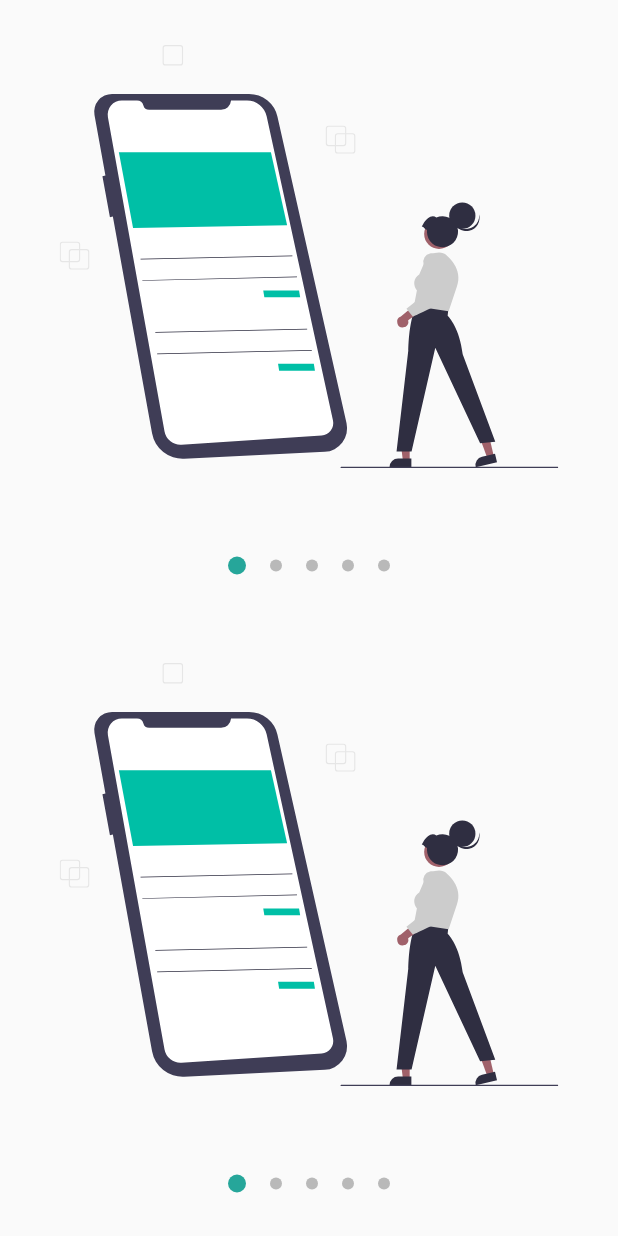
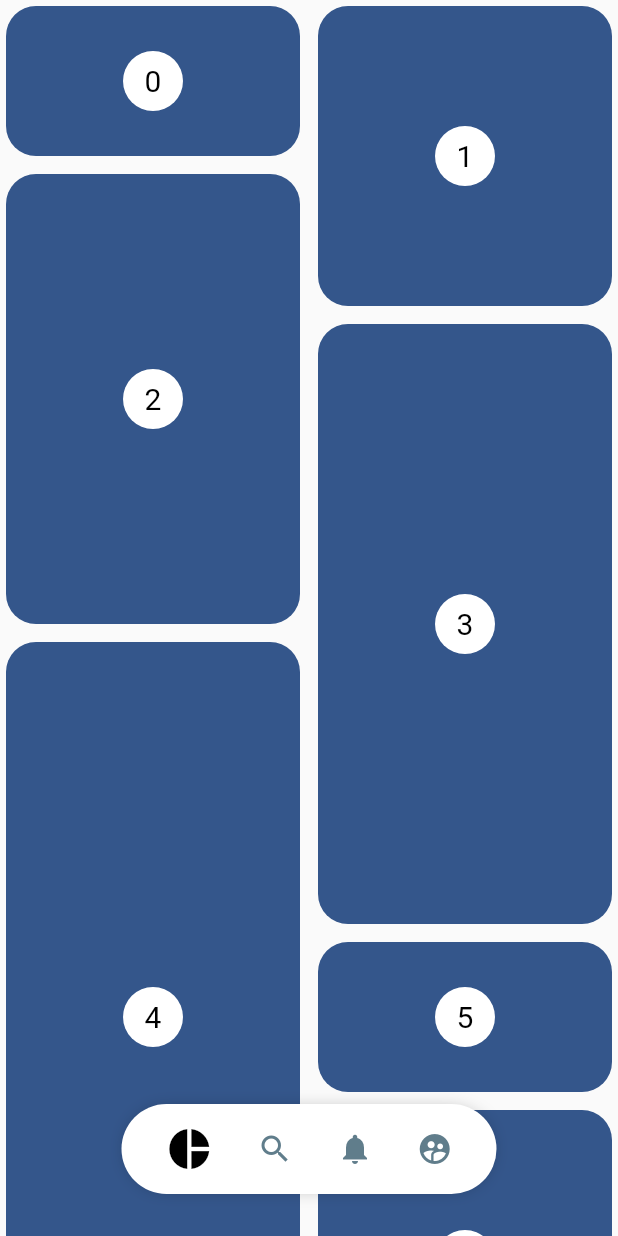
Before and after one commit to masmariuss/app_designs, a Flutter app: the screen it shows after launch, on a phone screen of 412 x 824 dp. Run offline on Flutter 3.47's test engine with Material 2 defaults, Android fonts, the phone set to English and light mode, and no system bars; our stand-ins replace flutter_svg.

Commit message:
pinterest page app finished

```diff
--- a/lib/main.dart
+++ b/lib/main.dart
@@ -13,7 +13,8 @@
     return const MaterialApp(
       debugShowCheckedModeBanner: false,
       title: 'Diseños App',
-      home: SlideshowPage()
+      home: PinterestPage()
+      // home: PinterestPage()
     );
   }
 }
--- a/lib/src/pages/pages.dart
+++ b/lib/src/pages/pages.dart
@@ -1,6 +1,8 @@
+
 
 export 'animaciones_page.dart';
 export 'graficas_circulares_page.dart';
 export 'headers_page.dart';
 export 'slideshow_page.dart';
+export 'pinterest_page.dart';
 export '../retos/cuadrado_animado_page.dart';
--- /dev/null
+++ b/lib/src/pages/pinterest_page.dart
@@ -0,0 +1,205 @@
+
+import 'package:flutter/material.dart';
+import 'package:flutter_staggered_grid_view/flutter_staggered_grid_view.dart';
+import 'package:provider/provider.dart';
+
+import '../widgets/pinterest_menu.dart';
+
+
+class PinterestPage extends StatelessWidget {
+  const PinterestPage({super.key});
+
+  @override
+  Widget build(BuildContext context) {
+
+    return ChangeNotifierProvider(
+      create: (_) => _MenuModel(),
+      child: Scaffold(
+        body: Stack(
+          children: <Widget>[
+            const PinterestGrid(),
+            _PinterestMenuLocation(),
+          ]
+        ),
+      ),
+    );
+  }
+}
+
+class _PinterestMenuLocation extends StatelessWidget {
+
+  @override
+  Widget build(BuildContext context) {
+
+    final widthScreen = MediaQuery.of(context).size.width;
+    final mostrar = Provider.of<_MenuModel>(context, listen: false).mostrar;
+
+    return Positioned(
+      bottom: 28,
+      child: SizedBox(
+        width: widthScreen,
+        child: Align(
+          child: PinterestMenu(
+            mostrar: mostrar,
+            // backgroundColor: Colors.purple,
+            // activeColor: Colors.blue,
+            // inactiveColor: Colors.red,
+            items: [
+              PinterestButton(onPressed: () {print('Icon pie_ckart');}, icon: Icons.pie_chart),
+              PinterestButton(onPressed: () {print('Icon search');}, icon: Icons.search),
+              PinterestButton(onPressed: () {print('Icon notifications');}, icon: Icons.notifications),
+              PinterestButton(onPressed: () {print('Icon supervised_user_circle');}, icon: Icons.supervised_user_circle),
+            ],
+          ),
+        ),
+      )
+    );
+  }
+}
+
+class PinterestGrid extends StatefulWidget {
+
+
+  const PinterestGrid({super.key});
+
+  @override
+  State<PinterestGrid> createState() => _PinterestGridState();
+}
+
+class _PinterestGridState extends State<PinterestGrid> {
+
+  final List<int> items = List.generate(200, (index) => index);
+  ScrollController controller = ScrollController();
+  double scrollAnterior = 0;
+
+  @override
+  void initState() {
+
+    controller.addListener(() {
+
+      if (controller.offset > scrollAnterior && controller.offset > 150) {
+        Provider.of<_MenuModel>(context, listen: false).mostrar = false;
+      } else {
+        Provider.of<_MenuModel>(context, listen: false).mostrar = true;
+      }
+
+      scrollAnterior = controller.offset;
+    });
+
+    super.initState();
+  }
+
+  @override
+  void dispose() {
+    controller.dispose();
+    super.dispose();
+  }
+
+  @override
+  Widget build(BuildContext context) {
+    return MasonryGridView.count(
+      controller: controller,
+      crossAxisCount: 2,
+      itemCount: items.length,
+      mainAxisSpacing: 4,
+      crossAxisSpacing: 4,
+      itemBuilder: (context, index) {
+        return Tile(
+          index: index,
+          extent: (index % 5 + 1) * 100,
+        );
+      },
+    );
+  }
+}
+
+const _defaultColor = Color(0xFF34568B);
+
+class AppScaffold extends StatelessWidget {
+  const AppScaffold({
+    super.key,
+    required this.title,
+    this.topPadding = 0,
+    required this.child,
+  });
+
+  final String title;
+  final Widget child;
+  final double topPadding;
+
+  @override
+  Widget build(BuildContext context) {
+    return Scaffold(
+      appBar: AppBar(
+        title: Text(title),
+      ),
+      body: Padding(
+        padding: EdgeInsets.only(top: topPadding),
+        child: child,
+      ),
+    );
+  }
+}
+
+class Tile extends StatelessWidget {
+  const Tile({
+    super.key,
+    required this.index,
+    this.extent,
+    this.backgroundColor,
+    this.bottomSpace,
+  });
+
+  final int index;
+  final double? extent;
+  final double? bottomSpace;
+  final Color? backgroundColor;
+
+  @override
+  Widget build(BuildContext context) {
+    final child = Container(
+      decoration: BoxDecoration(
+        borderRadius: BorderRadius.circular(20),
+        color: backgroundColor ?? _defaultColor,
+      ),
+      margin: const EdgeInsets.all(4),
+      height: extent,
+      child: Center(
+        child: CircleAvatar(
+          minRadius: 20,
+          maxRadius: 20,
+          backgroundColor: Colors.white,
+          foregroundColor: Colors.black,
+          child: Text('$index', style: const TextStyle(fontSize: 20)),
+        ),
+      ),
+    );
+
+    if (bottomSpace == null) {
+      return child;
+    }
+
+    return Column(
+      children: [
+        Expanded(child: child),
+        Container(
+          height: bottomSpace,
+          color: Colors.green,
+        )
+      ],
+    );
+  }
+}
+
+
+class _MenuModel with ChangeNotifier {
+
+  bool _mostrar = true;
+
+  bool get mostrar => _mostrar;
+  set mostrar (bool valor) {
+    _mostrar = valor;
+    notifyListeners();
+  }
+
+}
--- /dev/null
+++ b/lib/src/widgets/pinterest_menu.dart
@@ -0,0 +1,151 @@
+
+import 'package:flutter/material.dart';
+import 'package:provider/provider.dart';
+
+
+class PinterestButton {
+
+  final Function() onPressed;
+  final IconData icon;
+
+  PinterestButton({
+    required this.onPressed,
+    required this.icon
+  });
+}
+
+
+class PinterestMenu extends StatelessWidget {
+
+  final bool mostrar;
+
+  final Color backgroundColor;
+  final Color activeColor;
+  final Color inactiveColor;
+  final List<PinterestButton> items;
+
+  const PinterestMenu({
+    super.key,
+    this.mostrar = true,
+    this.backgroundColor  = Colors.white,
+    this.activeColor      = Colors.black,
+    this.inactiveColor    = Colors.blueGrey,
+    required this.items,
+  });
+
+
+  @override
+  Widget build(BuildContext context) {
+    return ChangeNotifierProvider(
+      create: (_) => _MenuModel(),
+      child: AnimatedOpacity(
+        duration: const Duration(milliseconds: 250),
+        opacity: (mostrar) ? 1 : 0,
+        child: Builder(
+          builder: (context) {
+
+            Provider.of<_MenuModel>(context).backgroundColor  = backgroundColor;
+            Provider.of<_MenuModel>(context).activeColor      = activeColor;
+            Provider.of<_MenuModel>(context).inactiveColor    = inactiveColor;
+
+            return _PinterestMenuBackground(
+              child: _MenuItems(menuItems: items),
+            );
+          },
+        )
+      ),
+    );
+  }
+}
+
+class _PinterestMenuBackground extends StatelessWidget {
+
+  final Widget child;
+
+  const _PinterestMenuBackground({required this.child});
+
+  @override
+  Widget build(BuildContext context) {
+
+    Color backgroundColor = Provider.of<_MenuModel>(context).backgroundColor;
+
+    return Container(
+      width: 250,
+      height: 60,
+      decoration: BoxDecoration(
+        color: backgroundColor,
+        borderRadius: const BorderRadius.all(Radius.circular(100)),
+        boxShadow: const <BoxShadow> [
+          BoxShadow(
+            color: Colors.black38,
+            // offset: Offset(10, 10),
+            blurRadius: 10,
+            spreadRadius: -5,
+          )
+        ]
+      ),
+      child: child,
+    );
+  }
+}
+
+
+class _MenuItems extends StatelessWidget {
+
+  const _MenuItems({required this.menuItems});
+
+  final List<PinterestButton> menuItems;
+
+  @override
+  Widget build(BuildContext context) {
+    return Row(
+      mainAxisAlignment: MainAxisAlignment.spaceEvenly,
+      children: List.generate(menuItems.length, (index) => _PinterestMenuButton(index, menuItems[index])),
+    );
+  }
+}
+
+
+class _PinterestMenuButton extends StatelessWidget {
+
+  final int index;
+  final PinterestButton item;
+
+  const _PinterestMenuButton(this.index, this.item);
+
+  @override
+  Widget build(BuildContext context) {
+
+    final itemSeleccionado = Provider.of<_MenuModel>(context).itemSeleccionado;
+    final menuModel = Provider.of<_MenuModel>(context);
+
+    return GestureDetector(
+      onTap: () {
+        Provider.of<_MenuModel>(context, listen: false).itemSeleccionado = index;
+        item.onPressed();
+      },
+      behavior: HitTestBehavior.translucent,
+      child: Icon(
+        item.icon,
+        size: (itemSeleccionado == index) ? 32 : 24,
+        color: (itemSeleccionado == index) ? menuModel.activeColor : menuModel.inactiveColor,
+      )
+    );
+  }
+}
+
+
+class _MenuModel with ChangeNotifier {
+
+  Color backgroundColor = Colors.white;
+  Color activeColor     = Colors.black;
+  Color inactiveColor   = Colors.blueGrey;
+  int _itemSeleccionado = 0;
+
+  int get itemSeleccionado => _itemSeleccionado;
+
+  set itemSeleccionado(int index) {
+    _itemSeleccionado = index;
+    notifyListeners();
+  }
+}
--- /dev/null
+++ b/lib/src/widgets/widgets.dart
@@ -0,0 +1,6 @@
+
+
+export 'headers.dart';
+export 'pinterest_menu.dart';
+export 'radial_progress.dart';
+export 'slideshow.dart';
--- a/pubspec.yaml
+++ b/pubspec.yaml
@@ -32,6 +32,7 @@
   flutter:
     sdk: flutter
   flutter_lints: ^3.0.0
+  flutter_staggered_grid_view: ^0.7.0
   flutter_svg: ^2.0.9
   provider: ^6.0.5
 
```
Also changed, not shown: pubspec.lock.
